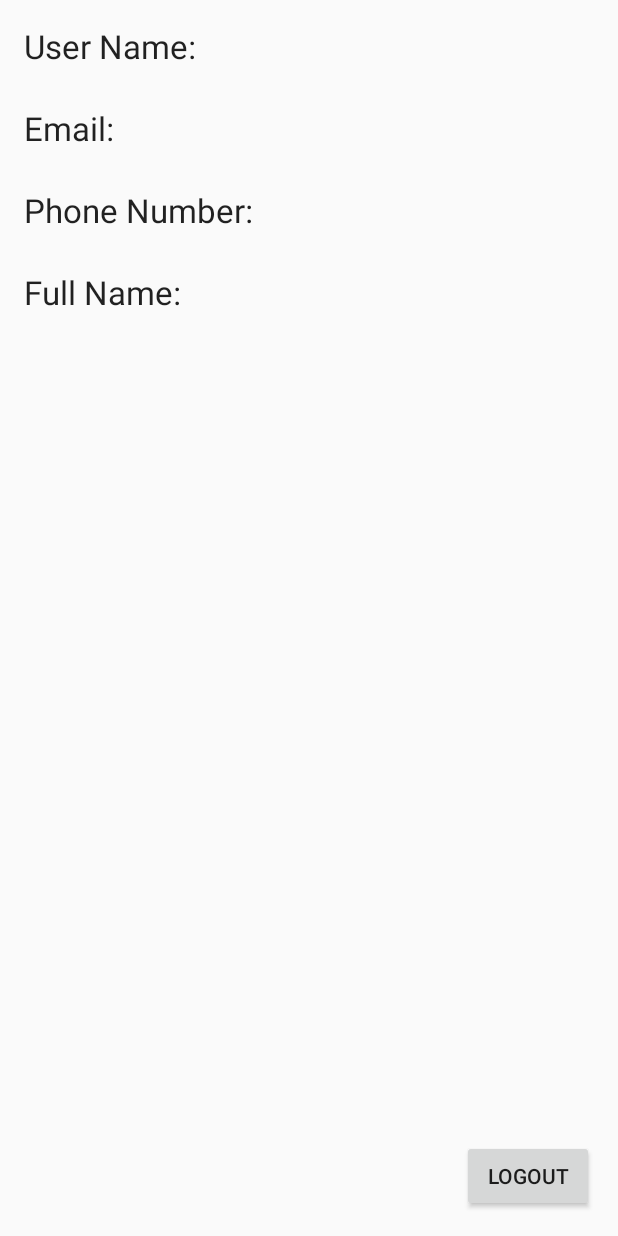
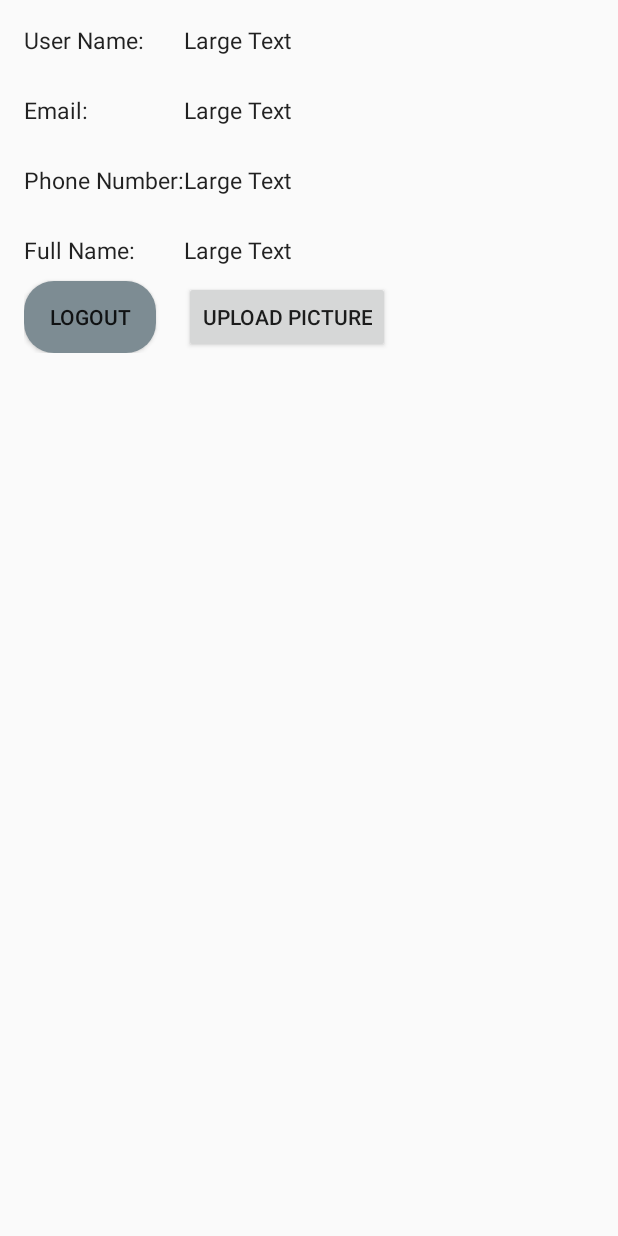
Before and after one commit to Andrew-Rominger/2016DRHS_FBLA_APP, an Android app: the profilePage screen opened directly, with no data from a screen before it, on a phone screen of 412 x 824 dp. Run offline under Robolectric (Android 15) with nearby library versions, the phone set to English and light mode, and no system bars; 4 statements that could not run were skipped.

Commit message:
Fixed user login and registration, addded extra info funcinality

```diff
--- a/FBLA_App_SRC/app/src/main/AndroidManifest.xml
+++ b/FBLA_App_SRC/app/src/main/AndroidManifest.xml
@@ -4,6 +4,7 @@
 
     <uses-permission android:name="android.permission.INTERNET" />
     <uses-permission android:name="android.permission.ACCESS_NETWORK_STATE" />
+    <uses-feature android:name="android.hardware.camera" android:required="false" />
 
     <application
         android:allowBackup="true"
--- a/FBLA_App_SRC/app/src/main/java/fbla/com/fbla_app_src/extrainfo.java
+++ b/FBLA_App_SRC/app/src/main/java/fbla/com/fbla_app_src/extrainfo.java
@@ -91,11 +91,6 @@ public class extrainfo extends AppCompatActivity {
         });
         skipToProf();
     }
-    public void skipToFriends()
-    {
-        Intent i = new Intent(extrainfo.this, findingfriends.class);
-        startActivity(i);
-    }
     public void skipToProf()
     {
         Intent i = new Intent(extrainfo.this, profilePage.class);
--- a/FBLA_App_SRC/app/src/main/java/fbla/com/fbla_app_src/profilePage.java
+++ b/FBLA_App_SRC/app/src/main/java/fbla/com/fbla_app_src/profilePage.java
@@ -37,29 +37,28 @@ public class profilePage extends AppCompatActivity {
         Utility = new util();
         user = Backendless.UserService.CurrentUser();
 
-        unameField = (TextView) findViewById(R.id.profilePageUserNameField);
-        emailField = (TextView) findViewById(R.id.profilePageEmailField);
-        phoneNumField = (TextView) findViewById(R.id.profilePagePhoneNumberField);
-        nameField = (TextView) findViewById(R.id.profilePageFullName);
+        unameField = (TextView) findViewById(R.id.profilePage_userNameContent);
+        emailField = (TextView) findViewById(R.id.profilePage_emailContnent);
+        phoneNumField = (TextView) findViewById(R.id.profilePage_phoneNumberContent);
+        nameField = (TextView) findViewById(R.id.profilePage_nameContent);
         loggoutButton = (Button) findViewById(R.id.profilePageLogoutButton);
 
 
 
 
-        unameField.setText("User Name: " + user.getProperty("userName").toString());
-        phoneNumField.setText("Phone number: " + Utility.convertPhone(user.getProperty("phoneNumber").toString()));
-        emailField.setText("Email: " + user.getEmail());
-        nameField.setText("Full Name: " + user.getProperty("name"));
+        unameField.setText(user.getProperty("userName").toString());
+        phoneNumField.setText(Utility.convertPhone(user.getProperty("phoneNumber").toString()));
+        emailField.setText(user.getEmail());
+        nameField.setText(user.getProperty("name").toString());
         loggoutButton.setOnClickListener(new View.OnClickListener() {
             @Override
-            public void onClick(View v)
-            {
+            public void onClick(View v) {
+                Toast.makeText(profilePage.this, "Logging out...", Toast.LENGTH_LONG).show();
                 Backendless.UserService.logout(new AsyncCallback<Void>() {
                     @Override
-                    public void handleResponse(Void aVoid)
-                    {
+                    public void handleResponse(Void aVoid) {
                         //logged out
-                        Toast.makeText(profilePage.this, "Logging out...",Toast.LENGTH_LONG).show();
+
                         startActivity(new Intent(profilePage.this, MainActivity.class));
                     }
 
--- a/FBLA_App_SRC/app/src/main/res/layout/content_profile_page.xml
+++ b/FBLA_App_SRC/app/src/main/res/layout/content_profile_page.xml
@@ -1,5 +1,5 @@
 <?xml version="1.0" encoding="utf-8"?>
-<RelativeLayout xmlns:android="http://schemas.android.com/apk/res/android"
+<LinearLayout xmlns:android="http://schemas.android.com/apk/res/android"
     xmlns:app="http://schemas.android.com/apk/res-auto"
     xmlns:tools="http://schemas.android.com/tools"
     android:layout_width="match_parent"
@@ -11,26 +11,27 @@
     app:layout_behavior="@string/appbar_scrolling_view_behavior"
     tools:context="fbla.com.fbla_app_src.profilePage"
     tools:showIn="@layout/activity_profile_page">
-
+    <LinearLayout
+        android:layout_width="wrap_content"
+        android:layout_height="wrap_content"
+        android:orientation="vertical"
+        >
         <TextView
             android:layout_width="wrap_content"
             android:layout_height="wrap_content"
             android:textAppearance="?android:attr/textAppearanceLarge"
             android:text="User Name: "
-        android:id="@+id/profilePageUserNameField"
-        android:layout_alignParentTop="true"
-        android:layout_alignParentLeft="true"
-        android:layout_alignParentStart="true" />
+            android:textSize="15sp"
+            android:id="@+id/profilePageUserNameField" />
 
         <TextView
             android:layout_width="wrap_content"
             android:layout_height="wrap_content"
             android:textAppearance="?android:attr/textAppearanceLarge"
             android:text="Email: "
+            android:textSize="15sp"
             android:id="@+id/profilePageEmailField"
-        android:layout_below="@+id/profilePageUserNameField"
-        android:layout_alignParentLeft="true"
-        android:layout_alignParentStart="true"
+
             android:layout_marginTop="25dp" />
 
         <TextView
@@ -38,10 +39,9 @@
             android:layout_height="wrap_content"
             android:textAppearance="?android:attr/textAppearanceLarge"
             android:text="Phone Number:"
+            android:textSize="15sp"
             android:id="@+id/profilePagePhoneNumberField"
-        android:layout_below="@+id/profilePageEmailField"
-        android:layout_alignParentLeft="true"
-        android:layout_alignParentStart="true"
+
             android:layout_marginTop="25dp" />
 
         <TextView
@@ -49,18 +49,75 @@
             android:layout_height="wrap_content"
             android:textAppearance="?android:attr/textAppearanceLarge"
             android:text="Full Name: "
+            android:textSize="15sp"
             android:id="@+id/profilePageFullName"
-        android:layout_below="@+id/profilePagePhoneNumberField"
-        android:layout_alignParentLeft="true"
-        android:layout_alignParentStart="true"
             android:layout_marginTop="25dp" />
+        <Button
+            android:layout_width="wrap_content"
+            android:layout_height="wrap_content"
+            android:text="Logout"
+            android:layout_marginTop="10dp"
+            android:background="@drawable/mybutton2"
+            android:id="@+id/profilePageLogoutButton" />
+
+
+
+    </LinearLayout>
+
+    <LinearLayout
+        android:orientation="vertical"
+        android:layout_width="wrap_content"
+        android:minWidth="250dp"
+        android:layout_height="wrap_content">
+        <TextView
+        android:layout_width="wrap_content"
+        android:layout_height="wrap_content"
+        android:textAppearance="?android:attr/textAppearanceLarge"
+        android:text="Large Text"
+            android:textSize="15sp"
+        android:id="@+id/profilePage_userNameContent" />
+        <TextView
+            android:layout_width="wrap_content"
+            android:layout_height="wrap_content"
+            android:textAppearance="?android:attr/textAppearanceLarge"
+            android:text="Large Text"
+            android:textSize="15sp"
+            android:layout_marginTop="25dp"
+            android:id="@+id/profilePage_emailContnent"
+            />
+        <TextView
+            android:layout_width="wrap_content"
+            android:layout_height="wrap_content"
+            android:textAppearance="?android:attr/textAppearanceLarge"
+            android:text="Large Text"
+            android:textSize="15sp"
+            android:layout_marginTop="25dp"
+            android:id="@+id/profilePage_phoneNumberContent"
+            />
+        <TextView
+            android:layout_width="wrap_content"
+            android:layout_height="wrap_content"
+            android:textAppearance="?android:attr/textAppearanceLarge"
+            android:text="Large Text"
+            android:textSize="15sp"
+            android:layout_marginTop="25dp"
+            android:id="@+id/profilePage_nameContent"
+            />
 
         <Button
             android:layout_width="wrap_content"
             android:layout_height="wrap_content"
-        android:text="Logout"
-        android:id="@+id/profilePageLogoutButton"
-        android:layout_alignParentBottom="true"
-        android:layout_alignParentRight="true"
-        android:layout_alignParentEnd="true" />
-</RelativeLayout>
+            android:text="Upload Picture"
+            android:layout_marginTop="10dp"
+            android:layout_gravity="bottom"
+            android:id="@+id/button" />
+
+
+    </LinearLayout>
+
+
+
+
+
+
+</LinearLayout>
```
Also changed, not shown: FBLA_App_SRC/app/src/main/java/fbla/com/fbla_app_src/signIn.java (+21 -19 lines), FBLA_App_SRC/app/src/main/java/fbla/com/fbla_app_src/signupEmail.java (+27 -12 lines), FBLA_App_SRC/app/src/main/res/layout/content_sign_in.xml (+10 -0 lines), FBLA_App_SRC/app/src/main/res/layout/content_signupEmail.xml (+18 -14 lines), FBLA_App_SRC/app/src/main/res/drawable/movebackarrow.png (added). Lines whose indentation alone changed are shown as unchanged.
